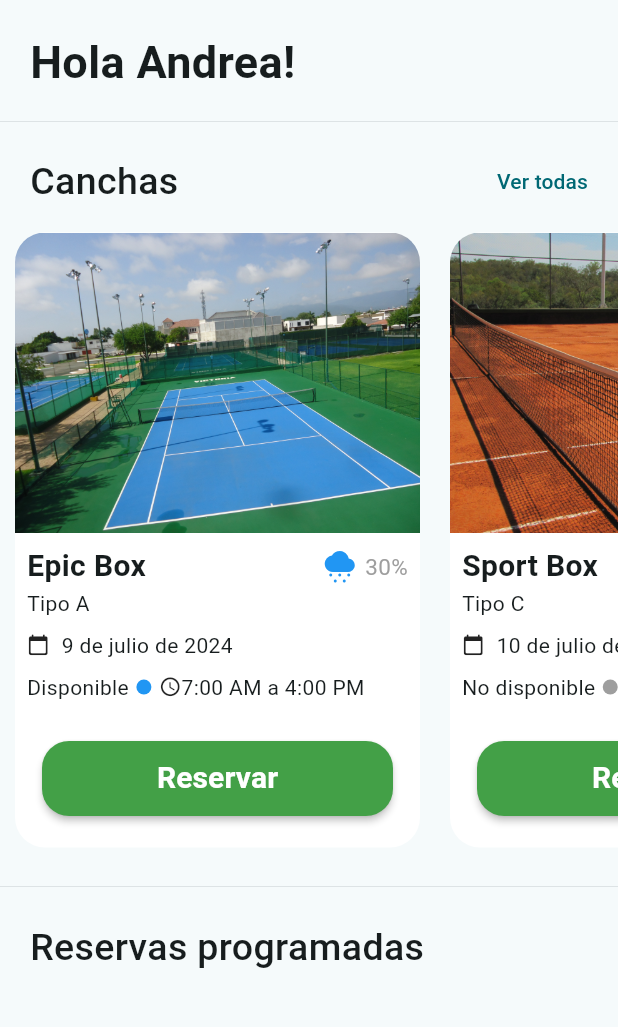
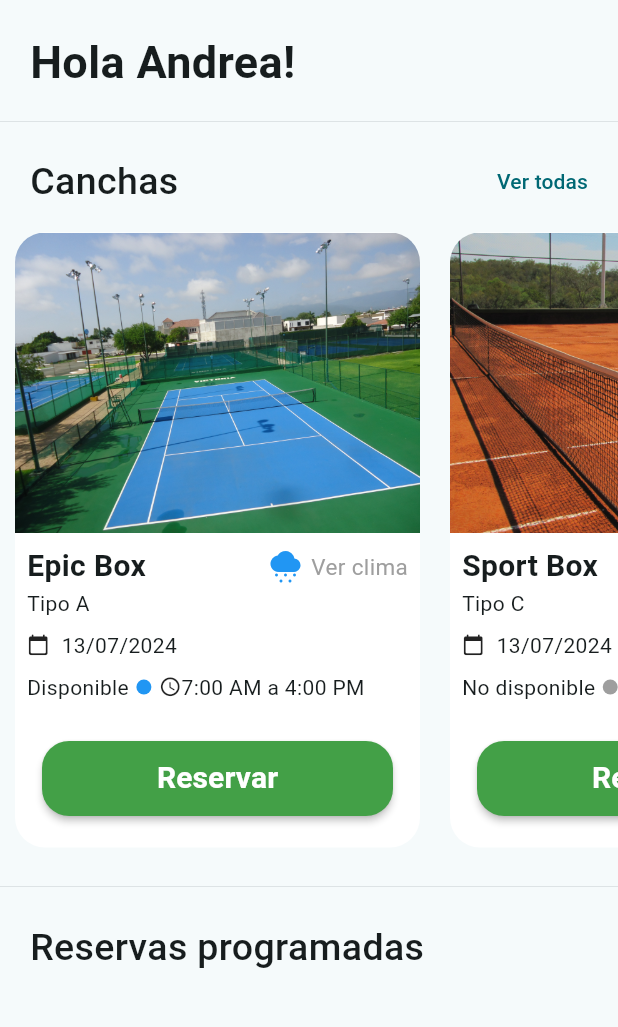
Before and after one commit to Whadyjm/tennis_booking, a Flutter app: the Home screen opened directly, on a phone screen of 412 x 824 dp, the part 105-1132 px from its top. Run offline on Flutter 3.47's test engine with Material 3 defaults, Android fonts, the light colour scheme and no system bars; our stand-ins replace animate_do, card_swiper, fluttertoast, weather; missing offline and left inert: dart:ffi; network calls fail.

Commit message:
Clima agregado

```diff
--- a/lib/models/canchaModel.dart
+++ b/lib/models/canchaModel.dart
@@ -4,7 +4,7 @@ class CanchaModel {
   late String image;
   late String nombre, tipo, prob;
   late bool disponible;
-  late String fecha;
+  late DateTime fecha;
 
   CanchaModel({
     required this.image,
--- a/lib/screens/Home.dart
+++ b/lib/screens/Home.dart
@@ -25,9 +25,9 @@ class _HomeState extends State<Home> {
     final reservas = reservasProvider.reservas;
 
     List<CanchaModel> canchas = [
-      CanchaModel(nombre: 'Epic Box', tipo: 'Tipo A', disponible: true, fecha: '9 de julio de 2024', image: 'assets/epicBox.jpg', prob: '30%'),
-      CanchaModel(nombre: 'Sport Box', tipo: 'Tipo C', disponible: false, fecha: '10 de julio de 2024', image: 'assets/sportBox.jpg', prob: '60%'),
-      CanchaModel(nombre: 'Multiple Box', tipo: 'Tipo A', disponible: true, fecha: '10 de julio de 2024', image: 'assets/multipleBox.jpg', prob: '30%'),
+      CanchaModel(nombre: 'Epic Box', tipo: 'Tipo A', disponible: true, fecha: DateTime.now(), image: 'assets/epicBox.jpg', prob: '30%'),
+      CanchaModel(nombre: 'Sport Box', tipo: 'Tipo C', disponible: false, fecha: DateTime.now(), image: 'assets/sportBox.jpg', prob: '60%'),
+      CanchaModel(nombre: 'Multiple Box', tipo: 'Tipo A', disponible: true, fecha: DateTime.now(), image: 'assets/multipleBox.jpg', prob: '30%'),
     ];
 
     return Scaffold(
--- a/lib/widgets/canchaCard.dart
+++ b/lib/widgets/canchaCard.dart
@@ -1,7 +1,9 @@
 import 'package:flutter/cupertino.dart';
 import 'package:flutter/material.dart';
+import 'package:intl/intl.dart';
 import 'package:tenniscourt/appConstantes.dart';
 import 'package:tenniscourt/screens/canchaScreen.dart';
+import 'package:tenniscourt/screens/weatherScreen.dart';
 import 'package:tenniscourt/widgets/weather.dart';
 
 class CanchaCard extends StatelessWidget {
@@ -10,7 +12,7 @@ class CanchaCard extends StatelessWidget {
   final String image;
   final String nombre;
   final String tipo;
-  final String fecha;
+  final DateTime fecha;
   final bool disponible;
   final String prob;
 
@@ -41,7 +43,7 @@ class CanchaCard extends StatelessWidget {
                     mainAxisAlignment: MainAxisAlignment.spaceBetween,
                     children: [
                       Text(nombre, style: const TextStyle(fontWeight: FontWeight.bold, fontSize: 20),),
-                      Weather(prob: prob,)
+                      Weather(prob: prob)
                     ],
                   ),
                   Text(tipo),
@@ -50,7 +52,7 @@ class CanchaCard extends StatelessWidget {
                       const Icon(Icons.calendar_today_rounded, size: 15,),
                       Padding(
                         padding: const EdgeInsets.all(8.0),
-                        child: Text(fecha),
+                        child: Text(DateFormat('dd/MM/yyyy').format(DateTime.now())),
                       ),
                     ],
                   ),
--- a/lib/widgets/weather.dart
+++ b/lib/widgets/weather.dart
@@ -1,6 +1,9 @@
+import 'package:flutter/cupertino.dart';
 import 'package:flutter/material.dart';
+import 'package:tenniscourt/screens/weatherScreen.dart';
+import 'package:weather/weather.dart';
 
-class Weather extends StatelessWidget {
+class Weather extends StatefulWidget {
   const Weather({
     super.key, required this.prob,
   });
@@ -8,12 +11,25 @@ class Weather extends StatelessWidget {
   final String prob;
 
   @override
+  State<Weather> createState() => _WeatherState();
+}
+
+class _WeatherState extends State<Weather> {
+
+  @override
   Widget build(BuildContext context) {
     return Row(
       children: [
         const Icon(Icons.cloudy_snowing, color: Colors.blue,),
         const SizedBox(width: 5,),
-        Text(prob, style: const TextStyle(fontSize: 15, color: Colors.grey),),
+        GestureDetector(
+            onTap:(){
+              Navigator.push(context, MaterialPageRoute(builder: (context){
+                return WeatherScreen();
+              }));
+            },
+            child: const Text('Ver clima', style: TextStyle(fontSize: 15, color: Colors.grey),)),
+        //Text(widget.prob, style: const TextStyle(fontSize: 15, color: Colors.grey),),
       ],
     );
   }
--- a/pubspec.yaml
+++ b/pubspec.yaml
@@ -40,6 +40,8 @@ dependencies:
   # The following adds the Cupertino Icons font to your application.
   # Use with the CupertinoIcons class for iOS style icons.
   cupertino_icons: ^1.0.6
+  weather: ^3.1.1
+  animate_do: ^3.3.4
 
 dev_dependencies:
   flutter_test:
```
Also changed, not shown: lib/screens/weatherScreen.dart (added, +199 -0 lines), pubspec.lock.
